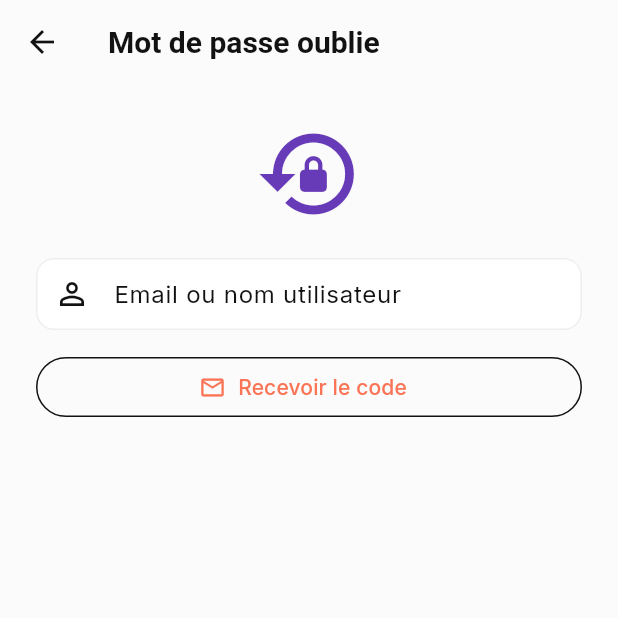
After one commit to bourema7/boboexpress, a Flutter app: the ForgotPasswordScreen screen opened by its route, on a phone screen of 412 x 824 dp, the top half of it. The commit adds this screen. Run offline on Flutter 3.47's test engine with Material 2 defaults, Android fonts, the phone set to English and light mode, and no system bars; our stand-ins replace easy_localization, flutter_secure_storage, geocoding, geolocator, google_fonts, image_picker and 1 more; accounts and stored records are empty.

Commit message:
Add forgot password flow

```diff
--- a/mobile/lib/src/app.dart
+++ b/mobile/lib/src/app.dart
@@ -15,6 +15,7 @@ import 'screens/onboarding_screen.dart';
 import 'screens/notifications_screen.dart';
 import 'screens/order_tracking_screen.dart';
 import 'screens/favorites_screen.dart';
+import 'screens/forgot_password_screen.dart';
 import 'screens/product_details_screen.dart';
 import 'screens/profile_screen.dart';
 import 'screens/register_screen.dart';
@@ -56,6 +57,7 @@ class BoboExpressApp extends StatelessWidget {
           '/main': (_) => const MainScreen(),
           '/splash': (_) => const OnboardingScreen(),
           '/login': (_) => const LoginScreen(),
+          '/forgot-password': (_) => const ForgotPasswordScreen(),
           '/register': (_) => const RegisterScreen(),
           '/home': (_) => const HomeScreen(),
           '/search': (_) => const SearchScreen(),
--- /dev/null
+++ b/mobile/lib/src/screens/forgot_password_screen.dart
@@ -0,0 +1,165 @@
+import 'package:flutter/material.dart';
+import 'package:provider/provider.dart';
+
+import '../services/auth_service.dart';
+
+class ForgotPasswordScreen extends StatefulWidget {
+  const ForgotPasswordScreen({Key? key}) : super(key: key);
+
+  @override
+  State<ForgotPasswordScreen> createState() => _ForgotPasswordScreenState();
+}
+
+class _ForgotPasswordScreenState extends State<ForgotPasswordScreen> {
+  final _formKey = GlobalKey<FormState>();
+  final _identifierController = TextEditingController();
+  final _codeController = TextEditingController();
+  final _passwordController = TextEditingController();
+  bool _codeSent = false;
+  bool _loading = false;
+  bool _obscurePassword = true;
+
+  @override
+  void dispose() {
+    _identifierController.dispose();
+    _codeController.dispose();
+    _passwordController.dispose();
+    super.dispose();
+  }
+
+  Future<void> _requestCode() async {
+    if (_identifierController.text.trim().isEmpty) {
+      _showMessage('Entrez votre email ou nom utilisateur.', false);
+      return;
+    }
+    setState(() => _loading = true);
+    final result = await context
+        .read<AuthService>()
+        .requestPasswordReset(_identifierController.text);
+    setState(() {
+      _loading = false;
+      _codeSent = result['success'] == true;
+    });
+    final debugCode = result['debug_code'];
+    _showMessage(
+      debugCode == null
+          ? result['message']
+          : '${result['message']} Code test: $debugCode',
+      result['success'] == true,
+    );
+  }
+
+  Future<void> _confirmReset() async {
+    if (!_formKey.currentState!.validate()) return;
+    setState(() => _loading = true);
+    final result = await context.read<AuthService>().confirmPasswordReset(
+          _identifierController.text,
+          _codeController.text,
+          _passwordController.text,
+        );
+    setState(() => _loading = false);
+    _showMessage(result['message'], result['success'] == true);
+    if (result['success'] == true && mounted) {
+      Navigator.pop(context);
+    }
+  }
+
+  void _showMessage(dynamic message, bool success) {
+    ScaffoldMessenger.of(context).showSnackBar(
+      SnackBar(
+        content: Text(message?.toString() ?? ''),
+        backgroundColor: success ? Colors.green : Colors.redAccent,
+      ),
+    );
+  }
+
+  @override
+  Widget build(BuildContext context) {
+    return Scaffold(
+      appBar: AppBar(title: const Text('Mot de passe oublie')),
+      body: SafeArea(
+        child: SingleChildScrollView(
+          padding: const EdgeInsets.all(24),
+          child: Form(
+            key: _formKey,
+            child: Column(
+              crossAxisAlignment: CrossAxisAlignment.stretch,
+              children: [
+                const Icon(Icons.lock_reset, size: 72, color: Colors.deepPurple),
+                const SizedBox(height: 20),
+                TextFormField(
+                  controller: _identifierController,
+                  keyboardType: TextInputType.emailAddress,
+                  decoration: const InputDecoration(
+                    labelText: 'Email ou nom utilisateur',
+                    prefixIcon: Icon(Icons.person_outline),
+                    border: OutlineInputBorder(),
+                  ),
+                  validator: (value) =>
+                      value != null && value.trim().isNotEmpty
+                          ? null
+                          : 'Ce champ est requis',
+                ),
+                const SizedBox(height: 14),
+                OutlinedButton.icon(
+                  onPressed: _loading ? null : _requestCode,
+                  icon: const Icon(Icons.mail_outline),
+                  label: Text(_codeSent ? 'Renvoyer le code' : 'Recevoir le code'),
+                ),
+                if (_codeSent) ...[
+                  const SizedBox(height: 24),
+                  TextFormField(
+                    controller: _codeController,
+                    keyboardType: TextInputType.number,
+                    decoration: const InputDecoration(
+                      labelText: 'Code recu',
+                      prefixIcon: Icon(Icons.pin_outlined),
+                      border: OutlineInputBorder(),
+                    ),
+                    validator: (value) =>
+                        value != null && value.trim().length >= 4
+                            ? null
+                            : 'Code invalide',
+                  ),
+                  const SizedBox(height: 14),
+                  TextFormField(
+                    controller: _passwordController,
+                    obscureText: _obscurePassword,
+                    decoration: InputDecoration(
+                      labelText: 'Nouveau mot de passe',
+                      prefixIcon: const Icon(Icons.lock_outline),
+                      border: const OutlineInputBorder(),
+                      suffixIcon: IconButton(
+                        icon: Icon(_obscurePassword
+                            ? Icons.visibility_off_outlined
+                            : Icons.visibility_outlined),
+                        onPressed: () => setState(
+                            () => _obscurePassword = !_obscurePassword),
+                      ),
+                    ),
+                    validator: (value) =>
+                        value != null && value.length >= 8
+                            ? null
+                            : 'Minimum 8 caracteres',
+                  ),
+                  const SizedBox(height: 24),
+                  ElevatedButton.icon(
+                    onPressed: _loading ? null : _confirmReset,
+                    icon: _loading
+                        ? const SizedBox(
+                            width: 18,
+                            height: 18,
+                            child: CircularProgressIndicator(strokeWidth: 2),
+                          )
+                        : const Icon(Icons.check_circle_outline),
+                    label: const Text('Reinitialiser'),
+                  ),
+                ],
+              ],
+            ),
+          ),
+        ),
+      ),
+    );
+  }
+}
```
Also changed, not shown: mobile/lib/src/screens/login_screen.dart (+11 -0 lines), mobile/lib/src/services/auth_service.dart (+44 -0 lines), 3 other files.
